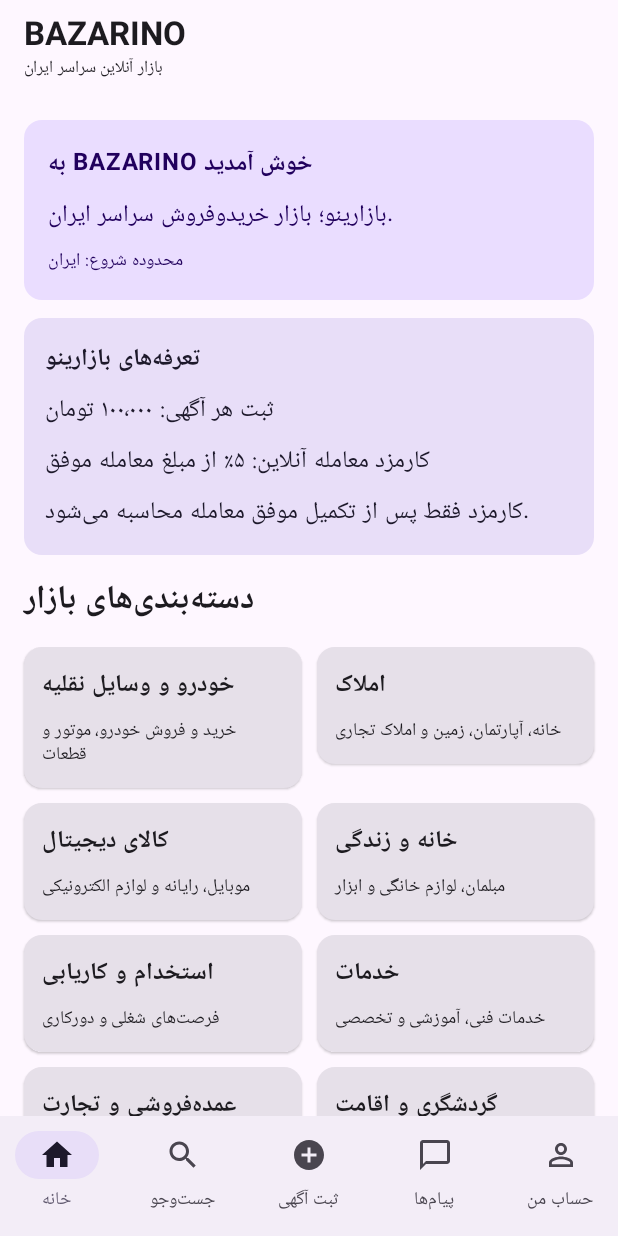
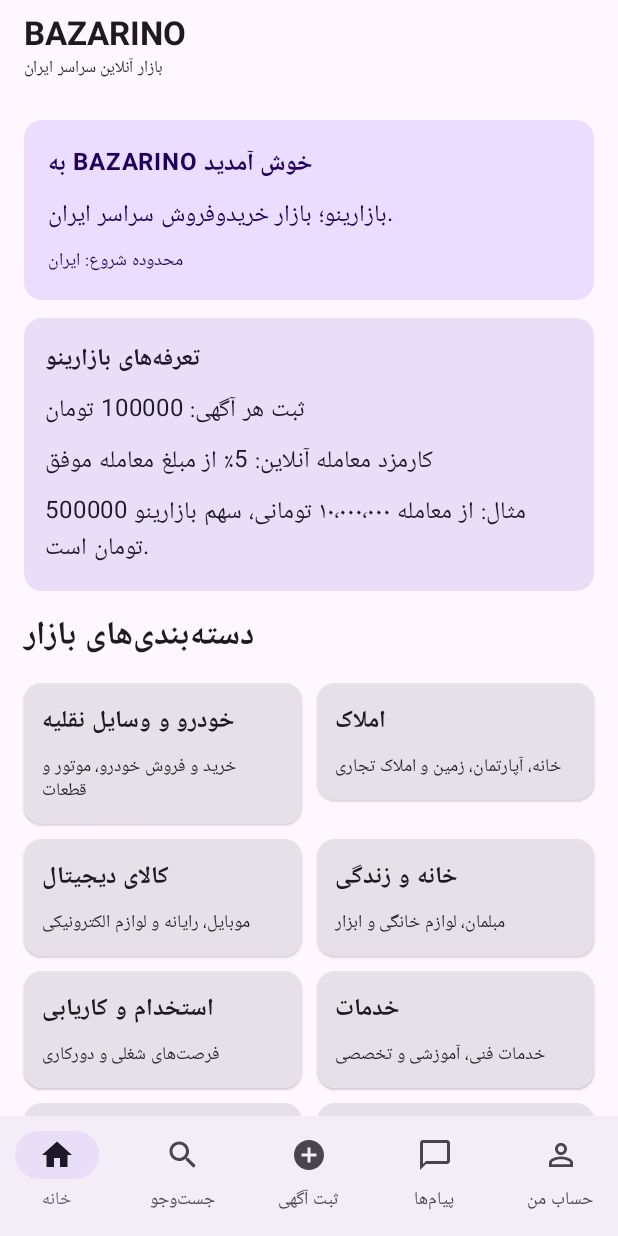
Before and after one commit to ajami6657-max/BAZINOX, an Android app built with Jetpack Compose: the screen it shows after launch (MainActivity), on a phone screen of 412 x 824 dp. Run offline under Robolectric (Android 15) with nearby library versions, the phone set to English and light mode, and no system bars.

Commit message:
Wire revenue policy values into BAZARINO pricing UI

```diff
--- a/app/src/main/java/com/bazinox/app/MainActivity.kt
+++ b/app/src/main/java/com/bazinox/app/MainActivity.kt
@@ -139,9 +139,9 @@ private fun HomeScreen(modifier: Modifier = Modifier) {
         ) {
             Column(Modifier.padding(14.dp), verticalArrangement = Arrangement.spacedBy(6.dp)) {
                 Text("تعرفه‌های بازارینو", fontWeight = FontWeight.Bold)
-                Text("ثبت هر آگهی: ۱۰۰٬۰۰۰ تومان")
-                Text("کارمزد معامله آنلاین: ۵٪ از مبلغ معامله موفق")
-                Text("کارمزد فقط پس از تکمیل موفق معامله محاسبه می‌شود.")
+                Text("ثبت هر آگهی: ${RevenuePolicy.LISTING_FEE_RIAL / 10} تومان")
+                Text("کارمزد معامله آنلاین: ${RevenuePolicy.COMMISSION_BASIS_POINTS / 100}٪ از مبلغ معامله موفق")
+                Text("مثال: از معامله ۱۰٬۰۰۰٬۰۰۰ تومانی، سهم بازارینو ${RevenuePolicy.commissionRial(100_000_000L) / 10} تومان است.")
             }
         }
         Text("دسته‌بندی‌های بازار", style = MaterialTheme.typography.titleLarge, fontWeight = FontWeight.Bold)
```
